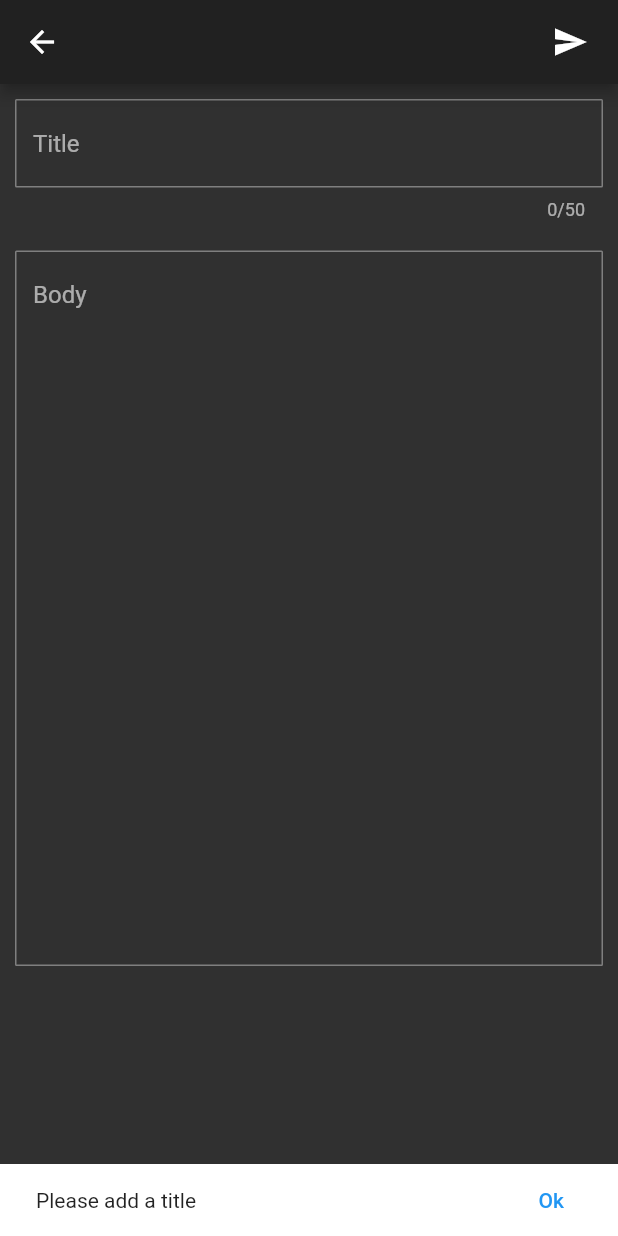
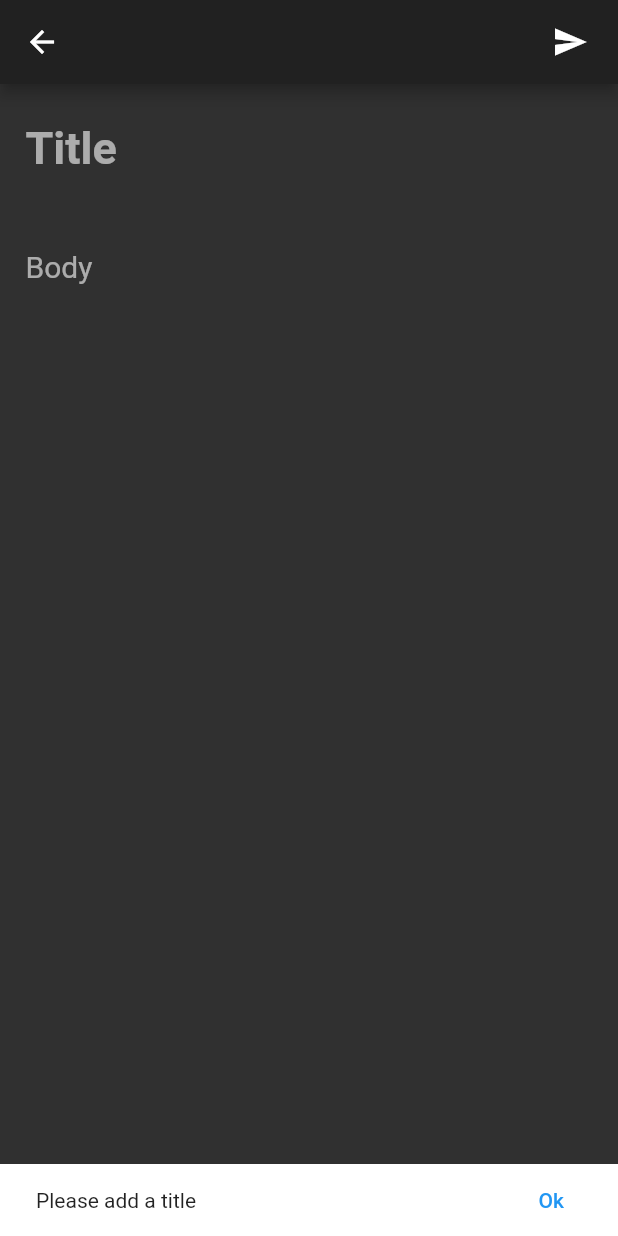
Before and after one commit to adrsh-23/Notes-App, a Flutter app: the UpdateNote screen opened directly, after a tap on the "send" icon, on a phone screen of 412 x 824 dp. Run offline on Flutter 3.47's test engine with Material 2 defaults, Android fonts, the phone set to English and light mode, and no system bars; our stand-ins replace cloud_firestore, firebase_core, timeago; accounts and stored records are empty; statements that could not run were skipped.

Commit message:
improve UI

```diff
--- /dev/null
+++ b/lib/functions/textFieldFunctions.dart
@@ -0,0 +1,39 @@
+import 'package:flutter/material.dart';
+
+InputDecoration buildInputDecoration(String input) {
+  return InputDecoration(
+      floatingLabelBehavior: FloatingLabelBehavior.never,
+      hintText: input,
+      enabledBorder:
+          OutlineInputBorder(borderSide: BorderSide(style: BorderStyle.none)),
+      focusedBorder:
+          OutlineInputBorder(borderSide: BorderSide(style: BorderStyle.none)));
+}
+
+Padding buildTitle(TextEditingController title) {
+  return Padding(
+    padding: const EdgeInsets.all(5.0),
+    child: Container(
+      child: TextField(
+        style: TextStyle(fontSize: 30, fontWeight: FontWeight.bold),
+        decoration: buildInputDecoration("Title"),
+        controller: title,
+      ),
+    ),
+  );
+}
+
+Padding buildContent(TextEditingController content) {
+  return Padding(
+    padding: const EdgeInsets.all(5.0),
+    child: Expanded(
+      child: TextField(
+        maxLength: null,
+        maxLines: 23,
+        style: TextStyle(fontSize: 20),
+        decoration: buildInputDecoration("Body"),
+        controller: content,
+      ),
+    ),
+  );
+}
--- a/lib/pages/updateNotePage.dart
+++ b/lib/pages/updateNotePage.dart
@@ -1,5 +1,6 @@
 import 'package:cloud_firestore/cloud_firestore.dart';
 import 'package:flutter/material.dart';
+import 'package:notes_app/functions/textFieldFunctions.dart';
 
 class UpdateNote extends StatefulWidget {
   final DocumentSnapshot note;
@@ -62,35 +63,8 @@ class _UpdateNoteState extends State<UpdateNote> {
         child: Container(
           child: Column(
             children: [
-              Padding(
-                padding: const EdgeInsets.all(10.0),
-                child: Container(
-                  child: TextField(
-                    maxLength: 50,
-                    decoration: InputDecoration(
-                      hintText: "Title",
-                      border: OutlineInputBorder(
-                          borderRadius: BorderRadius.circular(1)),
-                    ),
-                    controller: title,
-                  ),
-                ),
-              ),
-              Padding(
-                padding: const EdgeInsets.all(10.0),
-                child: Expanded(
-                  child: TextField(
-                    maxLength: null,
-                    maxLines: 23,
-                    decoration: InputDecoration(
-                      hintText: "Body",
-                      border: OutlineInputBorder(
-                          borderRadius: BorderRadius.circular(1)),
-                    ),
-                    controller: content,
-                  ),
-                ),
-              )
+              buildTitle(title),
+              buildContent(content),
             ],
           ),
         ),
--- a/pending.txt
+++ b/pending.txt
@@ -1,2 +1,3 @@
 Order By timeStamp -- Done
 Search Functionality
+Reduce code
```
Also changed, not shown: lib/pages/addNotePage.dart (+4 -32 lines).
